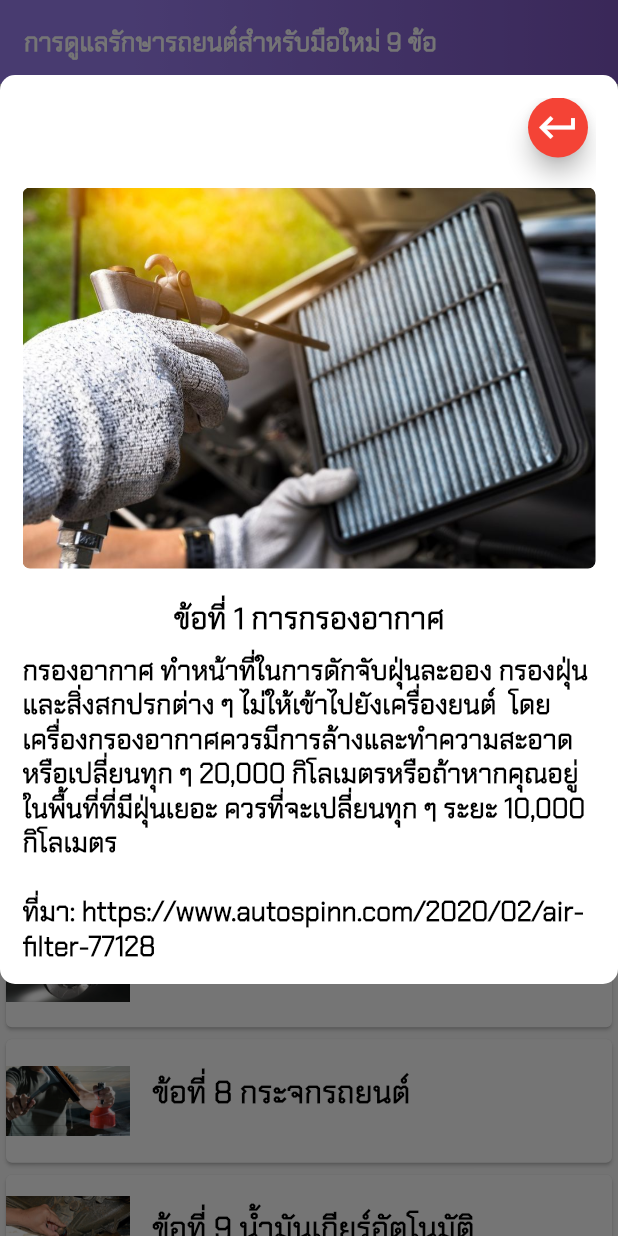
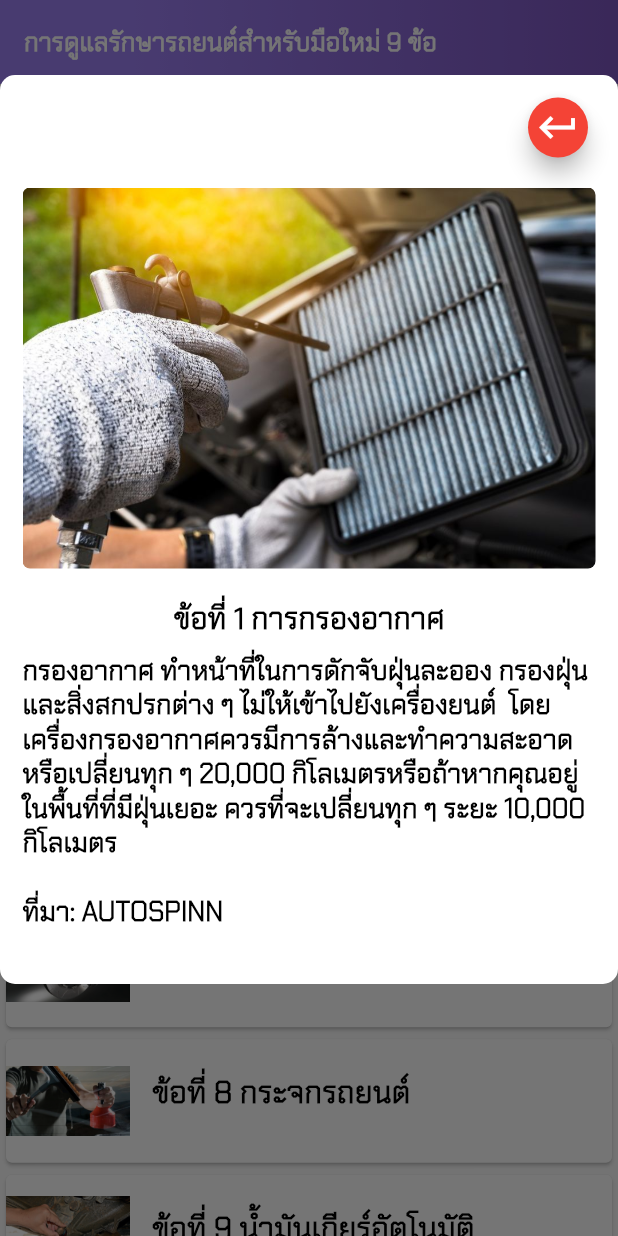
Before and after one commit to Surasit20/car-recognition, a Flutter app: the Dashboard screen opened directly, after a tap on "ข้อที่ 1 การกรองอากาศ", on a phone screen of 412 x 824 dp. Run offline on Flutter 3.47's test engine with Material 2 defaults, Android fonts, the phone set to English and light mode, and no system bars; drawn by our look-alikes of auto_size_text; our stand-ins replace carousel_slider, curved_navigation_bar, flutter_smart_dialog, image_picker, loading_indicator, smooth_page_indicator; missing offline and left inert: tflite.

```diff
--- a/lib/Khowledge_car/khowledge_page.dart
+++ b/lib/Khowledge_car/khowledge_page.dart
@@ -25,15 +25,15 @@ class _DashboardState extends State<Dashboard> {
 
   // Description List Here      //คำอธิบายทั้ง 9 ข้อ
   var descList = [
-    "กรองอากาศ ทำหน้าที่ในการดักจับฝุ่นละออง กรองฝุ่นและสิ่งสกปรกต่าง ๆ ไม่ให้เข้าไปยังเครื่องยนต์  โดยเครื่องกรองอากาศควรมีการล้างและทำความสะอาดหรือเปลี่ยนทุก ๆ 20,000 กิโลเมตรหรือถ้าหากคุณอยู่ในพื้นที่ที่มีฝุ่นเยอะ ควรที่จะเปลี่ยนทุก ๆ ระยะ 10,000 กิโลเมตร\n\nที่มา: https://www.autospinn.com/2020/02/air-filter-77128",
-    "สำหรับการเช็คลมยางซึ่งยางรถยนต์ มีหน้าที่ในการรับน้ำหนักของตัวรถทั้งคัน ที่ถ้าหากไม่ได้มีการตรวจสอบอย่างสม่ำเสมอก็อาจจะส่งผลให้เกิดปัญหาด้านการขับขี่ การเติมลมถ้าเป็นรถเก๋งส่วนใหญ่อยู่ที่ประมาณ 30–32 ปอนด์ต่อตารางนิ้ว (PSI) , ส่วนรถกระบะหากไม่มีสิ่งของที่ต้องบรรทุกควรมีแรงดันอยู่ที่ 36-38 PSI และล้อหลังอยู่ที่ 40-42 PSI แต่หากรถบรรทุกของหนักให้เพิ่มลมยางล้อหลังขึ้นเป็น 49-51 PSI เพื่อป้องกันยางระเบิด \n\nที่มา: https://www.cars24.co.th/blog/what-is-the-correct-and-safe-tire-pressure-that-is-right-for-my-car-2/",
-    "ทำความสะอาดสายไฟ ทั้งบวกลบ และแบตเตอรี่ด้วยน้ำอุ่น และเช็ดให้แห้งอยู่เสมอตรวจเช็คทำความสะอาดขั้วแบตเตอรี่ และทาด้วยวาสลิน เพื่อป้องกับคราบขี้เกลือตรวจเช็คน้ำกลั่นสม่ำเสมอ ไม่ปล่อยให้น้ำแห้งไม่เติมน้ำกลั่นให้เกินกว่าขีดสูงสุด และต่ำกว่าขีดต่ำสุด\n\nที่มา: https://deliverybattery.com/services/การดูแลรักษาแบตเตอรี่/",
-    "น้ำมันเครื่อง มีหน้าที่ช่วยในการหล่อลื่นชิ้นส่วนต่าง ๆ ที่อยู่ภายในเครื่องยนต์ เพื่อป้องกันชิ้นส่วนต่างๆ นั้นเสียดสีกันโดยเฉพาะอย่างยิ่งเวลาสตาร์ตรถ อีกทั้งยังช่วยในการลดความร้อนที่เกิดขึ้น และป้องกันการเกิดสนิม การกัดกร่อน คราบเขม่า ได้อีกด้วย การเปลี่ยนน้ำมันเครื่องนั้นส่วนใหญ่จะนิยมเปลี่ยนกันเมื่อรถวิ่งถึงระยะประมาณ 10,000 กิโลเมตร (สำหรับน้ำมันเครื่องสังเคราะห์) เมื่อรถวิ่งถึงระยะทางประมาณ 5,000-7,000(สำหรับน้ำมันเครื่องกึ่งสังเคราะห์)หรือควรเปลี่ยนน้ำมันเครื่องทุกๆ 6 เดือน ทั้งนี้ก็ขึ้นอยู่กับว่าจะถึงอย่างใดอย่างหนึ่งก่อนกัน\n\nที่มา: https://www.tqm.co.th/blog/น้ำมันเครื่องรถยนต์ควรเปลี่ยนเมื่อไหร่/",
-    "สายพานทำหน้าส่งผ่านกำลังขับเคลื่อนให้อุปกรณ์ต่างๆ เช่นพัดลมระบายความร้อน ปั๊มน้ำ อัลเทอร์เนเตอร์ตอนใหม่อยู่จะมีความยืดหยุ่นสูง เเต่เมื่อใช้งานไปจึงค่อยๆ เกิดอาการสึกหรอ เเข็งขึน เเละเเตกจึงมีความจำเป็นที่ต้องตรวจสภาพเเละเปลี่ยนออก ทั้งนี้  ก็มีการตรวจสอบหรือปรับตั้งสายพานดังต่อไปนี้ \n 1)  ตรวจเช็คการเเตกร้าว การสึกหรอ หรือเปื้อนน้ำมัน \n 2) ตรวจดูว่าร่องสายขับสวมเข้าพอดีกับพูลเลย์หรือไม่\n\nที่มา: http://klaracing.blogspot.com/2015/05/blog-post_93.html",
-    "หัวเทียน เป็นอุปกรณ์ทำหน้าที่ในการ “จุดระเบิด” ให้กับเครื่องยนต์ เป็นกลไกสำคัญของเครื่องยนต์เบนซิน รวมถึง แก๊ส และ ก๊าซ ที่ถ้าหากคุณใช้เครื่องยนต์เบนซินควรที่จะมีการหมั่นตรวจสอบอยู่เสมอ ในรถยนต์บางคันสามารถใช้งานได้เกิน 100,000 กิโลเมตร จึงจะเริ่มแสดงอาการที่ผิดปกติ โดยให้คุณสังเกตอาการเกี่ยวกับความผิดปกติเมื่อหัวเทียนจะหมดอายุการใช้งาน ได้แก่ น้ำมันสิ้นเปลืองมากกว่าปกติ, เร่งรถแซงแล้วพุ่งไปไม่เร็วเหมือนเดิม หรือ รอบเดินมีอาการเบาและสั่นเนื่องจากหัวเทียนมีการจุดระเบิดไม่เต็มที่\n\nที่มา: https://www.carsome.co.th/news/item/spark-plug",
-    "รอบการเช็คระบบเบรกสำหรับชุดเบรกล้อหน้าควรตรวจเช็คเมื่อขับขี่ถึงระยะ 5,000 กิโลเมตร หรือทุก 6 เดือน ส่วนชุดเบรกล้อหลังควรตรวจเช็กเมื่อขับขี่ถึง\tระยะ 10,000 กิโลเมตร หรือทุก 6 เดือนเช่นกัน ท่อน้ำมันเบรกควรเช็คเมื่อขับขี่ถึงระยะ 10,000 กิโลเมตร หรือทุก 6 เดือน เนื่องจากเมื่อใช้งานมา\tระยะหนึ่งท่อน้ำมันเบรกอาจเกิดการรั่วซึมได้ ในส่วนน้ำมันเบรกควรเช็กเมื่อขับขี่ถึงระยะ 40,000 กิโลเมตร หรือทุก 24 เดือน ซึ่งหากใช้งานน้ำมันเบรกที่เสื่อมคุณภาพก็อาจส่งผลต่อประสิทธิภาพในการเบรกได้\n\nที่มา:https://www.compact-brake.com/news-detail/45",
-    "กระจกรถยนต์ เป็นสิ่งแสดงทัศนะวิสัยของผู้ขับขี่ให้มองเห็นเส้นทางได้อย่างชัดเจน ดังนั้นเราไม่ควรปล่อยให้กระจกรถมีความขุ่นมัวหรือเป็นรอย เพราะนั่นจะทำให้เกิดอุบัติเหตุได้เนื่องจากวิสัยทัศการมอง \n 1)วิธีการเช็ดกระจกรถ การใช้กระดาษหนังสือพิมพ์กับน้ำยาเช็ดกระจกยังเป็นตัวเลือกแรกที่นับว่าดีที่สุดทำให้กระจกมีความใสเหมือนกัน  \n2)กระจกเป็นรอยหลีกหนีการใช้งานยางต่างๆ ที่เสื่อมสภาพ ใบปัดน้ำฝนที่เสื่อม เพราะนั่นคือสาเหตุที่ทำให้กระจกเป็นรอยควรระมันระวังและรักษาอุปกรณ์ที่เกี่ยวข้อง\n\nที่มา: https://www.grandprix.co.th/การดูแล-กระจกรถยนต์/",
-    "ของเหลวภายในรถยนต์ไม่ว่าจะอะไรก็แล้วแต่ ล้วนมีระยะการเปลี่ยนถ่ายทั้งนั้น น้ำมันเกียร์ก็เช่นกัน ต้องมีการเปลี่ยนถ่ายน้ำมันเกียร์ตามระยะ เพราะไม่อย่างนั้นฝืนใช้น้ำมันเกียร์ที่เสื่อมสภาพไปเรื่อยๆ จะส่งผลเสียต่อเกียร์ได้ ซึ่งการที่น้ำมันเกียร์เสื่อมสภาพ จะทำให้ประสิทธิภาพในการทำงานลดลง รวมถึงน้ำมันเกียร์สกปรกทำให้เกียร์สึกหรอ ซึ่งระยะเปลี่ยนถ่ายน้ำมันเกียร์อยู่ที่ประมาณทุก 40,000 กิโลเมตร หรือทุก 24 เดือน ทั้งนี้ต้องดูการใช้รถของเราด้วย หากใช้รถตลอดเวลาหรือใ่ช้งานหนักอาจจะต้องเปลี่ยนก่อน\n\nที่มา:https://www.yukonlubricants.com/maintain-automatic-transmission-car/",
+    "กรองอากาศ ทำหน้าที่ในการดักจับฝุ่นละออง กรองฝุ่นและสิ่งสกปรกต่าง ๆ ไม่ให้เข้าไปยังเครื่องยนต์  โดยเครื่องกรองอากาศควรมีการล้างและทำความสะอาดหรือเปลี่ยนทุก ๆ 20,000 กิโลเมตรหรือถ้าหากคุณอยู่ในพื้นที่ที่มีฝุ่นเยอะ ควรที่จะเปลี่ยนทุก ๆ ระยะ 10,000 กิโลเมตร\n\nที่มา: AUTOSPINN",
+    "สำหรับการเช็คลมยางซึ่งยางรถยนต์ มีหน้าที่ในการรับน้ำหนักของตัวรถทั้งคัน ที่ถ้าหากไม่ได้มีการตรวจสอบอย่างสม่ำเสมอก็อาจจะส่งผลให้เกิดปัญหาด้านการขับขี่ การเติมลมถ้าเป็นรถเก๋งส่วนใหญ่อยู่ที่ประมาณ 30–32 ปอนด์ต่อตารางนิ้ว (PSI) , ส่วนรถกระบะหากไม่มีสิ่งของที่ต้องบรรทุกควรมีแรงดันอยู่ที่ 36-38 PSI และล้อหลังอยู่ที่ 40-42 PSI แต่หากรถบรรทุกของหนักให้เพิ่มลมยางล้อหลังขึ้นเป็น 49-51 PSI เพื่อป้องกันยางระเบิด \n\nที่มา: CARS24",
+    "ทำความสะอาดสายไฟ ทั้งบวกลบ และแบตเตอรี่ด้วยน้ำอุ่น และเช็ดให้แห้งอยู่เสมอตรวจเช็คทำความสะอาดขั้วแบตเตอรี่ และทาด้วยวาสลิน เพื่อป้องกับคราบขี้เกลือตรวจเช็คน้ำกลั่นสม่ำเสมอ ไม่ปล่อยให้น้ำแห้งไม่เติมน้ำกลั่นให้เกินกว่าขีดสูงสุด และต่ำกว่าขีดต่ำสุด\n\nที่มา: DB Battery",
+    "น้ำมันเครื่อง มีหน้าที่ช่วยในการหล่อลื่นชิ้นส่วนต่าง ๆ ที่อยู่ภายในเครื่องยนต์ เพื่อป้องกันชิ้นส่วนต่างๆ นั้นเสียดสีกันโดยเฉพาะอย่างยิ่งเวลาสตาร์ตรถ อีกทั้งยังช่วยในการลดความร้อนที่เกิดขึ้น และป้องกันการเกิดสนิม การกัดกร่อน คราบเขม่า ได้อีกด้วย การเปลี่ยนน้ำมันเครื่องนั้นส่วนใหญ่จะนิยมเปลี่ยนกันเมื่อรถวิ่งถึงระยะประมาณ 10,000 กิโลเมตร (สำหรับน้ำมันเครื่องสังเคราะห์) เมื่อรถวิ่งถึงระยะทางประมาณ 5,000-7,000(สำหรับน้ำมันเครื่องกึ่งสังเคราะห์)หรือควรเปลี่ยนน้ำมันเครื่องทุกๆ 6 เดือน ทั้งนี้ก็ขึ้นอยู่กับว่าจะถึงอย่างใดอย่างหนึ่งก่อนกัน\n\nที่มา: TQM",
+    "สายพานทำหน้าส่งผ่านกำลังขับเคลื่อนให้อุปกรณ์ต่างๆ เช่นพัดลมระบายความร้อน ปั๊มน้ำ อัลเทอร์เนเตอร์ตอนใหม่อยู่จะมีความยืดหยุ่นสูง เเต่เมื่อใช้งานไปจึงค่อยๆ เกิดอาการสึกหรอ เเข็งขึน เเละเเตกจึงมีความจำเป็นที่ต้องตรวจสภาพเเละเปลี่ยนออก ทั้งนี้  ก็มีการตรวจสอบหรือปรับตั้งสายพานดังต่อไปนี้ \n 1)  ตรวจเช็คการเเตกร้าว การสึกหรอ หรือเปื้อนน้ำมัน \n 2) ตรวจดูว่าร่องสายขับสวมเข้าพอดีกับพูลเลย์หรือไม่\n\nที่มา: klaracing/สายพาน",
+    "หัวเทียน เป็นอุปกรณ์ทำหน้าที่ในการ “จุดระเบิด” ให้กับเครื่องยนต์ เป็นกลไกสำคัญของเครื่องยนต์เบนซิน รวมถึง แก๊ส และ ก๊าซ ที่ถ้าหากคุณใช้เครื่องยนต์เบนซินควรที่จะมีการหมั่นตรวจสอบอยู่เสมอ ในรถยนต์บางคันสามารถใช้งานได้เกิน 100,000 กิโลเมตร จึงจะเริ่มแสดงอาการที่ผิดปกติ โดยให้คุณสังเกตอาการเกี่ยวกับความผิดปกติเมื่อหัวเทียนจะหมดอายุการใช้งาน ได้แก่ น้ำมันสิ้นเปลืองมากกว่าปกติ, เร่งรถแซงแล้วพุ่งไปไม่เร็วเหมือนเดิม หรือ รอบเดินมีอาการเบาและสั่นเนื่องจากหัวเทียนมีการจุดระเบิดไม่เต็มที่\n\nที่มา: CARSOME",
+    "รอบการเช็คระบบเบรกสำหรับชุดเบรกล้อหน้าควรตรวจเช็คเมื่อขับขี่ถึงระยะ 5,000 กิโลเมตร หรือทุก 6 เดือน ส่วนชุดเบรกล้อหลังควรตรวจเช็กเมื่อขับขี่ถึง\tระยะ 10,000 กิโลเมตร หรือทุก 6 เดือนเช่นกัน ท่อน้ำมันเบรกควรเช็คเมื่อขับขี่ถึงระยะ 10,000 กิโลเมตร หรือทุก 6 เดือน เนื่องจากเมื่อใช้งานมา\tระยะหนึ่งท่อน้ำมันเบรกอาจเกิดการรั่วซึมได้ ในส่วนน้ำมันเบรกควรเช็กเมื่อขับขี่ถึงระยะ 40,000 กิโลเมตร หรือทุก 24 เดือน ซึ่งหากใช้งานน้ำมันเบรกที่เสื่อมคุณภาพก็อาจส่งผลต่อประสิทธิภาพในการเบรกได้\n\nที่มา:  COMPACK-BRAKES",
+    "กระจกรถยนต์ เป็นสิ่งแสดงทัศนะวิสัยของผู้ขับขี่ให้มองเห็นเส้นทางได้อย่างชัดเจน ดังนั้นเราไม่ควรปล่อยให้กระจกรถมีความขุ่นมัวหรือเป็นรอย เพราะนั่นจะทำให้เกิดอุบัติเหตุได้เนื่องจากวิสัยทัศการมอง \n 1)วิธีการเช็ดกระจกรถ การใช้กระดาษหนังสือพิมพ์กับน้ำยาเช็ดกระจกยังเป็นตัวเลือกแรกที่นับว่าดีที่สุดทำให้กระจกมีความใสเหมือนกัน  \n2)กระจกเป็นรอยหลีกหนีการใช้งานยางต่างๆ ที่เสื่อมสภาพ ใบปัดน้ำฝนที่เสื่อม เพราะนั่นคือสาเหตุที่ทำให้กระจกเป็นรอยควรระมันระวังและรักษาอุปกรณ์ที่เกี่ยวข้อง\n\nที่มา: GRANDPRIX",
+    "ของเหลวภายในรถยนต์ไม่ว่าจะอะไรก็แล้วแต่ ล้วนมีระยะการเปลี่ยนถ่ายทั้งนั้น น้ำมันเกียร์ก็เช่นกัน ต้องมีการเปลี่ยนถ่ายน้ำมันเกียร์ตามระยะ เพราะไม่อย่างนั้นฝืนใช้น้ำมันเกียร์ที่เสื่อมสภาพไปเรื่อยๆ จะส่งผลเสียต่อเกียร์ได้ ซึ่งการที่น้ำมันเกียร์เสื่อมสภาพ จะทำให้ประสิทธิภาพในการทำงานลดลง รวมถึงน้ำมันเกียร์สกปรกทำให้เกียร์สึกหรอ ซึ่งระยะเปลี่ยนถ่ายน้ำมันเกียร์อยู่ที่ประมาณทุก 40,000 กิโลเมตร หรือทุก 24 เดือน ทั้งนี้ต้องดูการใช้รถของเราด้วย หากใช้รถตลอดเวลาหรือใ่ช้งานหนักอาจจะต้องเปลี่ยนก่อน\n\nที่มา:  YUKON",
   ];
 
   // Image Name List Here   // รายการรูปทั้งหมด 9 รูป
```
Also changed, not shown: lib/How to use app/creditpage.dart (+5 -6 lines).
